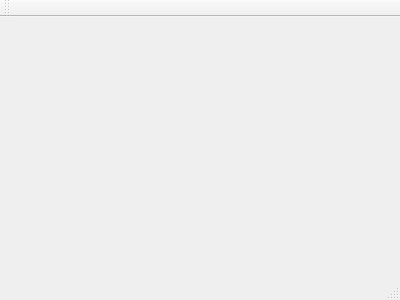
sahsinevgen/TP_big_task, file MainWindow.ui: the form before one commit.
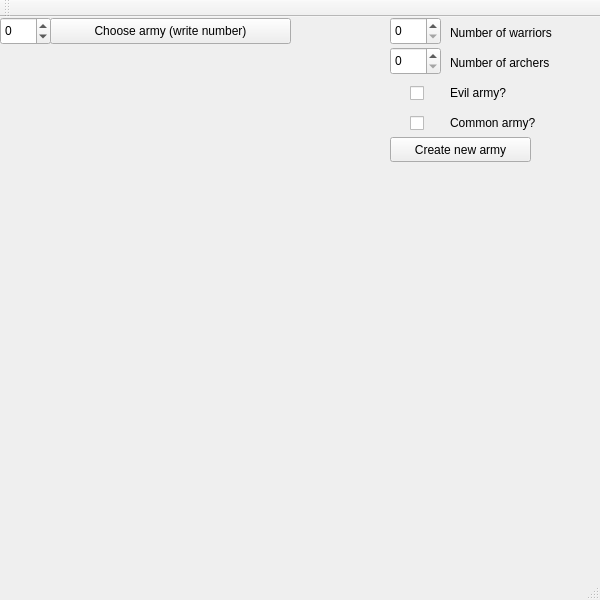
The form after the commit.

Patch:
```diff
--- a/MainWindow.ui
+++ b/MainWindow.ui
@@ -1,24 +1,205 @@
 <ui version="4.0">
  <class>MainWindow</class>
- <widget class="QMainWindow" name="MainWindow" >
-  <property name="geometry" >
+ <widget class="QMainWindow" name="MainWindow">
+  <property name="enabled">
+   <bool>true</bool>
+  </property>
+  <property name="geometry">
    <rect>
     <x>0</x>
     <y>0</y>
-    <width>400</width>
-    <height>300</height>
+    <width>600</width>
+    <height>600</height>
    </rect>
   </property>
   <property name="windowTitle" >
    <string>MainWindow</string>
   </property>
-  <widget class="QMenuBar" name="menuBar" />
-  <widget class="QToolBar" name="mainToolBar" />
-  <widget class="QWidget" name="centralWidget" />
-  <widget class="QStatusBar" name="statusBar" />
+  <widget class="QWidget" name="centralWidget">
+   <widget class="QPushButton" name="chooseButton">
+    <property name="geometry">
+     <rect>
+      <x>50</x>
+      <y>1</y>
+      <width>241</width>
+      <height>26</height>
+     </rect>
+    </property>
+    <property name="text">
+     <string>Choose army (write number)</string>
+    </property>
+   </widget>
+   <widget class="QLabel" name="textLabel">
+    <property name="geometry">
+     <rect>
+      <x>0</x>
+      <y>30</y>
+      <width>291</width>
+      <height>31</height>
+     </rect>
+    </property>
+    <property name="text">
+     <string/>
+    </property>
+   </widget>
+   <widget class="QSpinBox" name="chooseSpinBox">
+    <property name="geometry">
+     <rect>
+      <x>0</x>
+      <y>0</y>
+      <width>51</width>
+      <height>28</height>
+     </rect>
+    </property>
+    <property name="minimum">
+     <number>-1</number>
+    </property>
+   </widget>
+   <widget class="QSpinBox" name="numberOfWarriors">
+    <property name="geometry">
+     <rect>
+      <x>390</x>
+      <y>0</y>
+      <width>51</width>
+      <height>28</height>
+     </rect>
+    </property>
+    <property name="minimum">
+     <number>0</number>
+    </property>
+    <property name="maximum">
+     <number>10</number>
+    </property>
+   </widget>
+   <widget class="QSpinBox" name="numberOfArchers">
+    <property name="geometry">
+     <rect>
+      <x>390</x>
+      <y>30</y>
+      <width>51</width>
+      <height>28</height>
+     </rect>
+    </property>
+    <property name="minimum">
+     <number>0</number>
+    </property>
+    <property name="maximum">
+     <number>10</number>
+    </property>
+   </widget>
+   <widget class="QPushButton" name="createButton">
+    <property name="geometry">
+     <rect>
+      <x>390</x>
+      <y>120</y>
+      <width>141</width>
+      <height>25</height>
+     </rect>
+    </property>
+    <property name="text">
+     <string>Create new army</string>
+    </property>
+   </widget>
+   <widget class="QCheckBox" name="isCommon">
+    <property name="geometry">
+     <rect>
+      <x>410</x>
+      <y>95</y>
+      <width>16</width>
+      <height>23</height>
+     </rect>
+    </property>
+    <property name="text">
+     <string/>
+    </property>
+   </widget>
+   <widget class="QCheckBox" name="isEvil">
+    <property name="geometry">
+     <rect>
+      <x>410</x>
+      <y>65</y>
+      <width>16</width>
+      <height>23</height>
+     </rect>
+    </property>
+    <property name="text">
+     <string/>
+    </property>
+   </widget>
+   <widget class="QLabel" name="textLabel_2">
+    <property name="geometry">
+     <rect>
+      <x>450</x>
+      <y>5</y>
+      <width>141</width>
+      <height>21</height>
+     </rect>
+    </property>
+    <property name="text">
+     <string>Number of warriors</string>
+    </property>
+   </widget>
+   <widget class="QLabel" name="textLabel_3">
+    <property name="geometry">
+     <rect>
+      <x>450</x>
+      <y>35</y>
+      <width>141</width>
+      <height>21</height>
+     </rect>
+    </property>
+    <property name="text">
+     <string>Number of archers</string>
+    </property>
+   </widget>
+   <widget class="QLabel" name="textLabel_4">
+    <property name="geometry">
+     <rect>
+      <x>450</x>
+      <y>65</y>
+      <width>141</width>
+      <height>21</height>
+     </rect>
+    </property>
+    <property name="text">
+     <string>Evil army?</string>
+    </property>
+   </widget>
+   <widget class="QLabel" name="textLabel_5">
+    <property name="geometry">
+     <rect>
+      <x>450</x>
+      <y>95</y>
+      <width>141</width>
+      <height>21</height>
+     </rect>
+    </property>
+    <property name="text">
+     <string>Common army?</string>
+    </property>
+   </widget>
+  </widget>
+  <widget class="QMenuBar" name="menuBar">
+   <property name="geometry">
+    <rect>
+     <x>0</x>
+     <y>0</y>
+     <width>600</width>
+     <height>22</height>
+    </rect>
+   </property>
+  </widget>
+  <widget class="QToolBar" name="mainToolBar">
+   <attribute name="toolBarArea">
+    <enum>TopToolBarArea</enum>
+   </attribute>
+   <attribute name="toolBarBreak">
+    <bool>false</bool>
+   </attribute>
+  </widget>
+  <widget class="QStatusBar" name="statusBar"/>
  </widget>
- <layoutDefault spacing="6" margin="11" />
- <pixmapfunction></pixmapfunction>
+ <layoutdefault spacing="6" margin="11"/>
  <resources/>
  <connections/>
 </ui>
```
Left out of the diff: 3 changed lines with no effect on the pictures.
